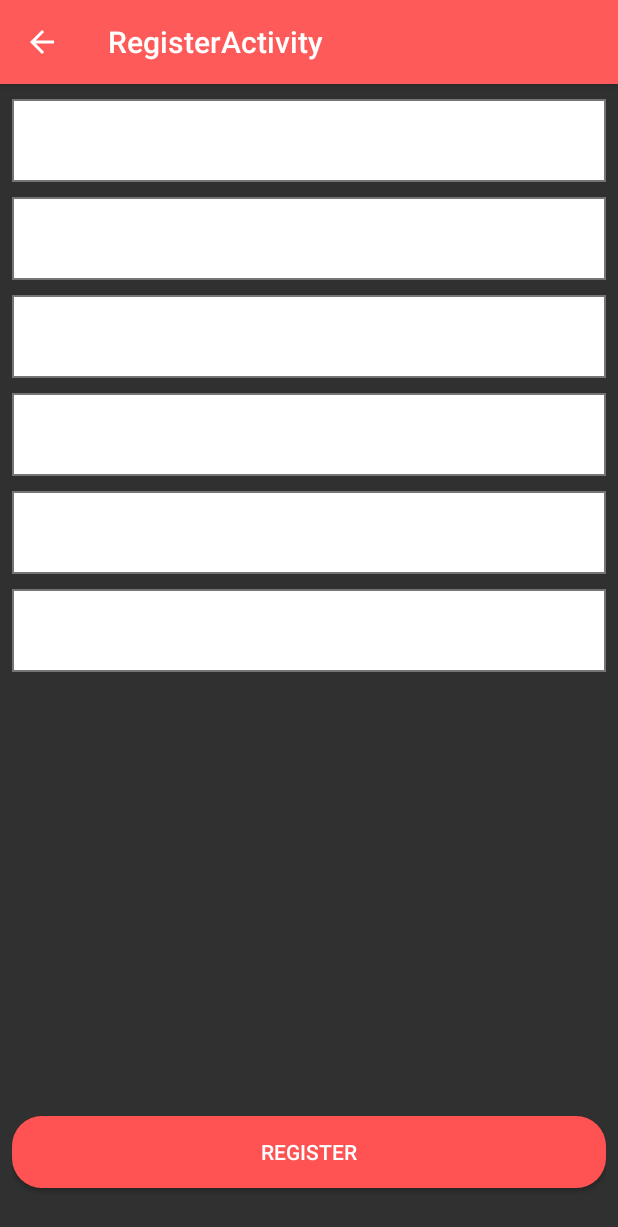
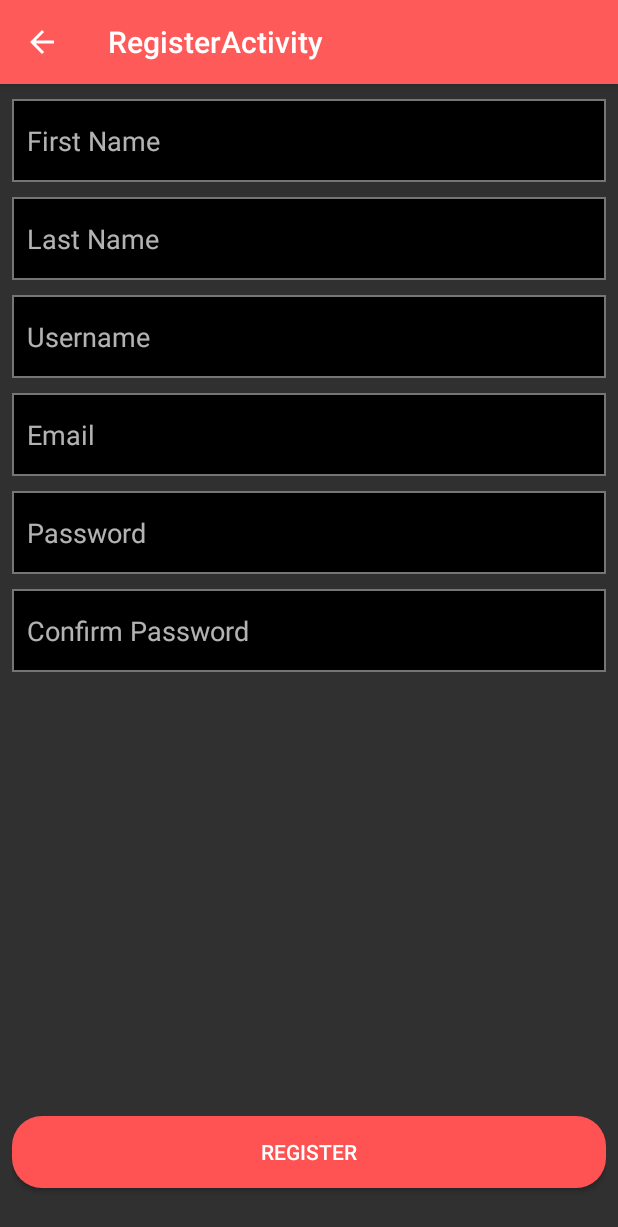
Before and after one commit to ZGorlock/Movie-Tracker, an Android app: the RegisterActivity screen opened directly, with no data from a screen before it, on a phone screen of 412 x 824 dp. Shown: the top 1227 px of the screen. Run offline under Robolectric (Android 15) with nearby library versions, the phone set to English and light mode, and no system bars.

Commit message:
register color change

```diff
--- a/App/app/src/main/res/drawable/rounded_edittext.xml
+++ b/App/app/src/main/res/drawable/rounded_edittext.xml
@@ -1,7 +1,7 @@
 <?xml version="1.0" encoding="utf-8"?>
 <shape xmlns:android="http://schemas.android.com/apk/res/android"
     android:shape="rectangle" android:padding="15dp">
-    <solid android:color="#FFFFFF"/>
+    <solid android:color="#000000"/>
     <corners
         android:bottomRightRadius="0dp"
         android:bottomLeftRadius="0dp"
```
